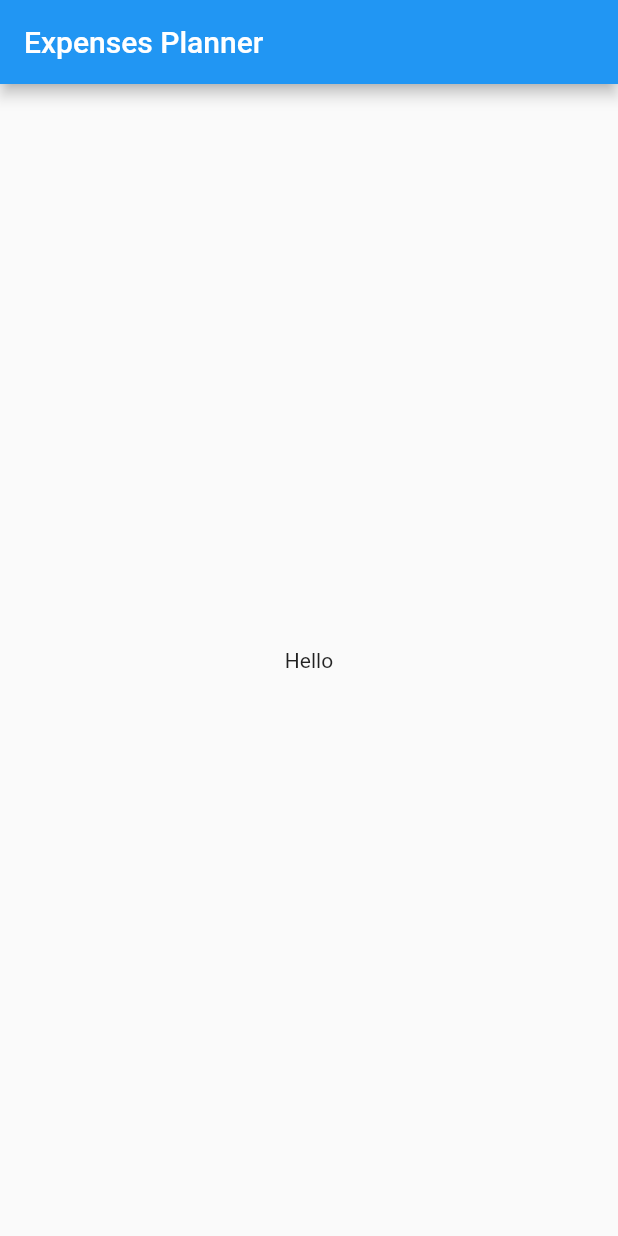
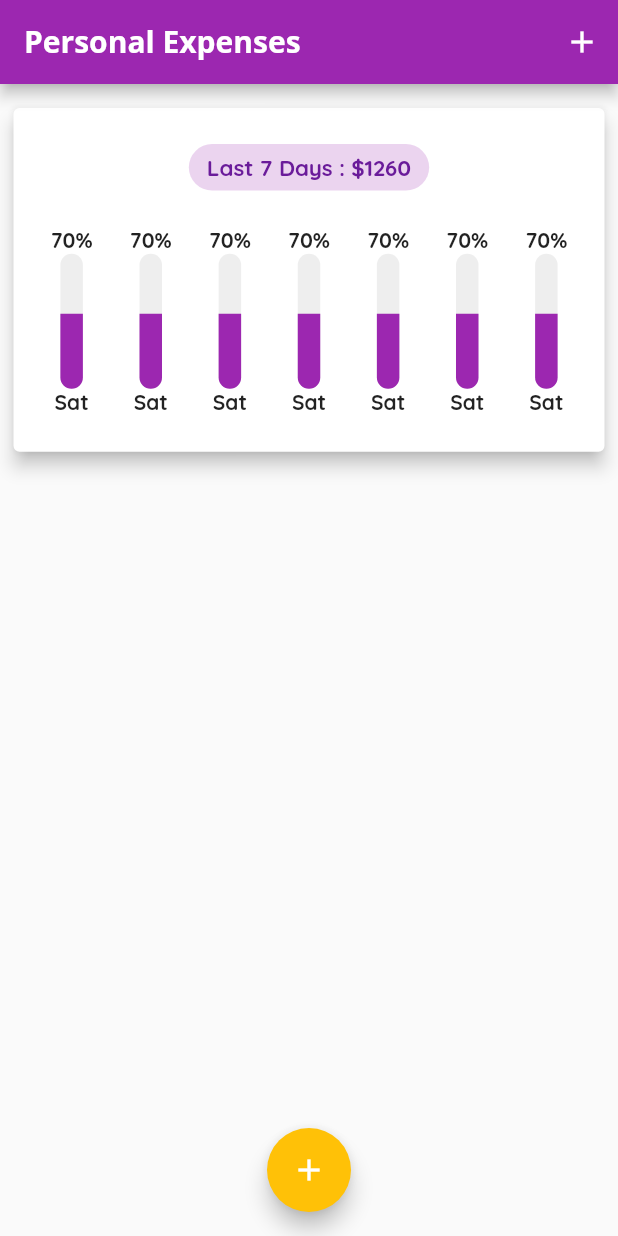
Before and after one commit to hosseinvejdani/simple_expenses_planner_en, a Flutter app: the screen it shows after launch, on a phone screen of 412 x 824 dp. Run offline on Flutter 3.47's test engine with Material 2 defaults, Android fonts, the phone set to English and light mode, and no system bars.

Commit message:
define many files for: 1 - define single tx widget 2 - define widget for list of txs 3 - define siget for precentage bar indicator 4 - define wiget for daily indicator 5 - define expenses box for last 7 days 6 - define functionality of adding new tx to list

```diff
--- a/analysis_options.yaml
+++ b/analysis_options.yaml
@@ -22,6 +22,8 @@ linter:
   # `// ignore_for_file: name_of_lint` syntax on the line or in the file
   # producing the lint.
   rules:
+    prefer_const_literals_to_create_immutables: false
+    prefer_const_constructors: false
     # avoid_print: false  # Uncomment to disable the `avoid_print` rule
     # prefer_single_quotes: true  # Uncomment to enable the `prefer_single_quotes` rule
 
--- a/lib/main.dart
+++ b/lib/main.dart
@@ -8,9 +8,27 @@ class MyApp extends StatelessWidget {
 
   @override
   Widget build(BuildContext context) {
-    return const MaterialApp(
+    //
+    final ThemeData theme = ThemeData(
+      primarySwatch: Colors.purple,
+      fontFamily: 'Quicksand',
+    );
+    //
+    return MaterialApp(
       debugShowCheckedModeBanner: false,
       home: HomePage(),
+      theme: theme.copyWith(
+        colorScheme: theme.colorScheme.copyWith(
+          secondary: Colors.amber,
+        ),
+        appBarTheme: AppBarTheme(
+          titleTextStyle: TextStyle(
+            fontSize: 20,
+            fontWeight: FontWeight.bold,
+            fontFamily: 'OpenSans',
+          ),
+        ),
+      ),
     );
   }
 }
--- /dev/null
+++ b/lib/models/transaction.dart
@@ -0,0 +1,14 @@
+// ignore_for_file: file_names
+class Transaction {
+  final String id;
+  final String title;
+  final double value;
+  final DateTime date;
+
+  Transaction({
+    required this.id,
+    required this.title,
+    required this.value,
+    required this.date,
+  });
+}
--- /dev/null
+++ b/lib/widgets/daliy_indicator.dart
@@ -0,0 +1,25 @@
+import 'package:flutter/material.dart';
+
+import './precentage_bar_indicator.dart';
+
+class DailyIndicator extends StatelessWidget {
+  const DailyIndicator({Key? key}) : super(key: key);
+
+  @override
+  Widget build(BuildContext context) {
+    return Column(
+      mainAxisAlignment: MainAxisAlignment.spaceEvenly,
+      children: [
+        Text(
+          '70%',
+          style: TextStyle(fontWeight: FontWeight.bold),
+        ),
+        PrecentageBarIndicator(height: 90, width: 10, precentage: 0.7),
+        Text(
+          'Sat',
+          style: TextStyle(fontWeight: FontWeight.bold),
+        ),
+      ],
+    );
+  }
+}
--- a/lib/widgets/home_page.dart
+++ b/lib/widgets/home_page.dart
@@ -1,16 +1,86 @@
 import 'package:flutter/material.dart';
+import './transactions_list.dart';
+import './last_week_chart_box.dart';
+import './new_transaction_form.dart';
+import '../models/transaction.dart';
 
-class HomePage extends StatelessWidget {
+class HomePage extends StatefulWidget {
   const HomePage({Key? key}) : super(key: key);
 
   @override
+  State<HomePage> createState() => _HomePageState();
+}
+
+class _HomePageState extends State<HomePage> {
+  final List _transactions = <Transaction>[];
+
+  void startAddNewTransaction(BuildContext context) {
+    showModalBottomSheet(
+      context: context,
+      builder: (context) {
+        return NewTransactionForm(
+            height: 600, newTransactionHandler: _addNewTransaction);
+      },
+    );
+  }
+
+  void _addNewTransaction(Map data) {
+    DateTime _date = DateTime.now();
+    Transaction newTx = Transaction(
+      id: _date.toString(),
+      title: data['title'],
+      value: data['value'],
+      date: _date,
+    );
+    setState(() {
+      _transactions.add(newTx);
+    });
+    Navigator.of(context).pop();
+  }
+
+  @override
   Widget build(BuildContext context) {
+    // double _width = MediaQuery.of(context).size.width;
+    double _height = MediaQuery.of(context).size.height;
+    double _boxChartHeight = 0.30 * _height;
+    double _txListBoxHeight = 0.80 * _height - _boxChartHeight;
+
     return Scaffold(
       appBar: AppBar(
-        title: const Text('Expenses Planner'),
+        title: const Text(
+          'Personal Expenses',
+        ),
+        actions: [
+          IconButton(
+            onPressed: () => startAddNewTransaction(context),
+            icon: Icon(Icons.add),
+          ),
+        ],
       ),
-      body: const Center(
-        child: Text('Hello'),
+      body: SizedBox(
+        width: double.infinity,
+        child: Column(
+          mainAxisAlignment: MainAxisAlignment.start,
+          crossAxisAlignment: CrossAxisAlignment.stretch,
+          children: [
+            Container(
+              height: _boxChartHeight,
+              padding: EdgeInsets.all(5),
+              margin: EdgeInsets.only(top: 7, bottom: 10),
+              child: Card(
+                child: LastWeekChartBox(),
+                elevation: 5,
+              ),
+            ),
+            TransactionsList(
+                txListBoxHeight: _txListBoxHeight, transactions: _transactions),
+          ],
+        ),
+      ),
+      floatingActionButtonLocation: FloatingActionButtonLocation.centerFloat,
+      floatingActionButton: FloatingActionButton(
+        onPressed: () => startAddNewTransaction(context),
+        child: Icon(Icons.add),
       ),
     );
   }
--- /dev/null
+++ b/lib/widgets/last_week_chart_box.dart
@@ -0,0 +1,42 @@
+import 'package:flutter/material.dart';
+
+import './daliy_indicator.dart';
+
+class LastWeekChartBox extends StatelessWidget {
+  const LastWeekChartBox({Key? key}) : super(key: key);
+
+  @override
+  Widget build(BuildContext context) {
+    return Column(
+      mainAxisAlignment: MainAxisAlignment.spaceEvenly,
+      children: [
+        Container(
+          decoration: BoxDecoration(
+              borderRadius: BorderRadius.circular(20),
+              color: Theme.of(context).primaryColor.withOpacity(0.2)),
+          padding: EdgeInsets.symmetric(vertical: 6, horizontal: 12),
+          child: Text(
+            'Last 7 Days : \$1260',
+            style: TextStyle(
+                color: Colors.purple[800],
+                fontWeight: FontWeight.bold,
+                fontSize: 15,
+                fontFamily: 'Quicksand'),
+          ),
+        ),
+        Row(
+          mainAxisAlignment: MainAxisAlignment.spaceEvenly,
+          children: [
+            DailyIndicator(),
+            DailyIndicator(),
+            DailyIndicator(),
+            DailyIndicator(),
+            DailyIndicator(),
+            DailyIndicator(),
+            DailyIndicator(),
+          ],
+        ),
+      ],
+    );
+  }
+}
--- /dev/null
+++ b/lib/widgets/precentage_bar_indicator.dart
@@ -0,0 +1,44 @@
+import 'package:flutter/material.dart';
+
+class PrecentageBarIndicator extends StatelessWidget {
+  final double precentage;
+  final double height;
+  final double width;
+
+  const PrecentageBarIndicator({
+    required this.height,
+    required this.width,
+    required this.precentage,
+    Key? key,
+  }) : super(key: key);
+
+  @override
+  Widget build(BuildContext context) {
+    return Center(
+      child: Stack(
+        alignment: Alignment.bottomCenter,
+        children: [
+          Container(
+            decoration: BoxDecoration(
+              borderRadius: BorderRadius.circular(10),
+              color: Colors.grey[200],
+            ),
+            height: 90,
+            width: 15,
+          ),
+          Container(
+            decoration: BoxDecoration(
+              borderRadius: BorderRadius.only(
+                bottomLeft: Radius.circular(10),
+                bottomRight: Radius.circular(10),
+              ),
+              color: Colors.purple,
+            ),
+            height: 50,
+            width: 15,
+          ),
+        ],
+      ),
+    );
+  }
+}
--- /dev/null
+++ b/lib/widgets/transactions_list.dart
@@ -0,0 +1,30 @@
+import 'package:flutter/material.dart';
+import './single_transaction.dart';
+
+class TransactionsList extends StatelessWidget {
+  final double txListBoxHeight;
+  final List transactions;
+
+  const TransactionsList({
+    Key? key,
+    required this.txListBoxHeight,
+    required this.transactions,
+  }) : super(key: key);
+
+  @override
+  Widget build(BuildContext context) {
+    return SizedBox(
+      height: txListBoxHeight,
+      child: ListView.builder(
+        itemCount: transactions.length,
+        itemBuilder: (BuildContext context, index) {
+          return SingleTx(
+            title: transactions[index].title,
+            value: transactions[index].value,
+            date: transactions[index].date,
+          );
+        },
+      ),
+    );
+  }
+}
```
Also changed, not shown: lib/widgets/new_transaction_form.dart (added, +84 -0 lines), lib/widgets/single_transaction.dart (added, +50 -0 lines), pubspec.yaml (+12 -6 lines), assets/fonts/OpenSans-Bold.ttf (added), assets/fonts/OpenSans-Regular.ttf (added), assets/fonts/Quicksand-Bold.ttf (added), assets/fonts/Quicksand-Regular.ttf (added).
